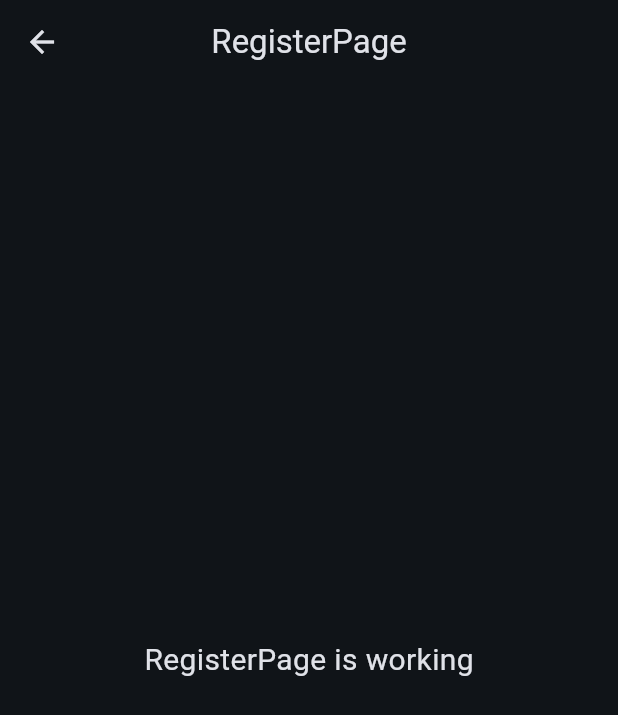
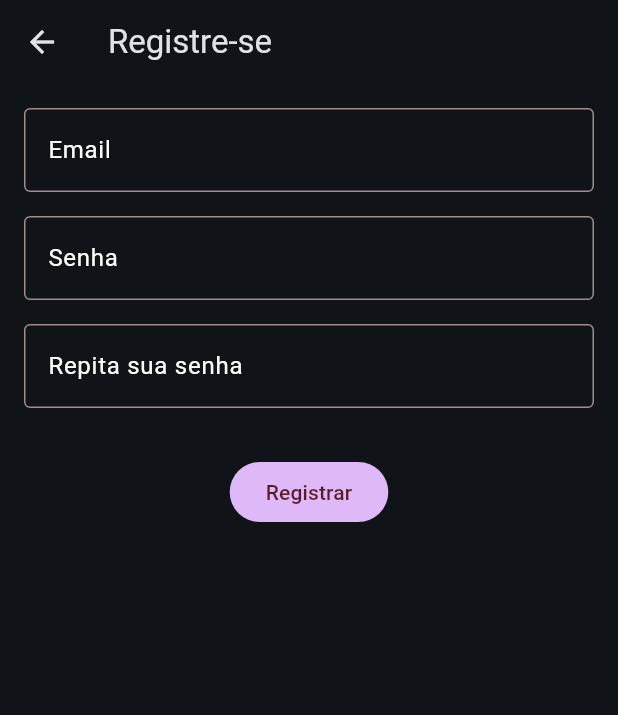
Before and after one commit to ProfessorAndersonChoren/appII_canoas_night, a Flutter app: the RegisterPage screen opened by its route, on a phone screen of 412 x 824 dp. Shown: the top 715 px of the screen. Run offline on Flutter 3.47's test engine with Material 3 defaults, Android fonts, the phone set to English and light mode, and no system bars; our stand-ins replace email_validator, flutter_mobx, flutter_svg, mobx; generated files the repository leaves out were written again.

Commit message:
Projeto Login e senha - Comm validação

```diff
--- a/login_and_register/lib/main.dart
+++ b/login_and_register/lib/main.dart
@@ -19,7 +19,7 @@ class MainApp extends StatelessWidget {
       initialRoute: '/login',
       routes: {
         '/login': (_) => LoginPage(),
-        '/register': (_) => const RegisterPage(),
+        '/register': (_) => RegisterPage(),
       },
     );
   }
--- a/login_and_register/lib/screens/register/register_page.dart
+++ b/login_and_register/lib/screens/register/register_page.dart
@@ -1,19 +1,67 @@
 import 'package:flutter/material.dart';
+import 'package:login_and_register/screens/shared/custom_text_field.dart';
+import 'package:email_validator/email_validator.dart';
 
 class RegisterPage extends StatelessWidget {
-  const RegisterPage({super.key});
+  RegisterPage({super.key});
+
+  final _formKey = GlobalKey<FormState>();
 
   @override
   Widget build(BuildContext context) {
     return Scaffold(
       appBar: AppBar(
-        title: const Text('RegisterPage'),
-        centerTitle: true,
+        title: const Text('Registre-se'),
       ),
-      body: const Center(
-        child: Text(
-          'RegisterPage is working',
-          style: TextStyle(fontSize: 20),
+      body: Padding(
+        padding: EdgeInsets.all(16),
+        child: Form(
+          key: _formKey,
+          child: Column(
+            children: [
+              CustomTextField(
+                label: 'Email',
+                inputType: TextInputType.emailAddress,
+                validator: (value) {
+                  if (value == null || !EmailValidator.validate(value)) {
+                    return 'Email inválido!!!';
+                  }
+                  return null;
+                },
+              ),
+              CustomTextField(
+                label: 'Senha',
+                inputType: TextInputType.visiblePassword,
+                isPassword: true,
+                validator: (value) {
+                  if (value == null || value.length < 8) {
+                    return 'Senha inválida!!!';
+                  }
+                  return null;
+                },
+              ),
+              CustomTextField(
+                label: 'Repita sua senha',
+                inputType: TextInputType.visiblePassword,
+                isPassword: true,
+                action: TextInputAction.done,
+                validator: (value) {
+                  if (value == null || value.length < 8) {
+                    return 'Senha inválida!!!';
+                  }
+                  return null;
+                },
+              ),
+              const SizedBox(height: 16),
+              FilledButton(
+                onPressed: () {},
+                child: Text('Registrar'),
+                style: FilledButton.styleFrom(
+                  backgroundColor: Theme.of(context).colorScheme.tertiary,
+                ),
+              ),
+            ],
+          ),
         ),
       ),
     );
--- a/login_and_register/lib/screens/shared/custom_text_field.dart
+++ b/login_and_register/lib/screens/shared/custom_text_field.dart
@@ -4,12 +4,16 @@ class CustomTextField extends StatelessWidget {
   final String label;
   final TextInputType inputType;
   final bool isPassword;
+  final TextInputAction action;
+  final String? Function(String? value) validator;
 
   const CustomTextField({
     super.key,
     required this.label,
     required this.inputType,
+    required this.validator,
     this.isPassword = false,
+    this.action = TextInputAction.next,
   });
 
   @override
@@ -17,20 +21,17 @@ class CustomTextField extends StatelessWidget {
     return Padding(
       padding: const EdgeInsets.only(bottom: 16),
       child: TextFormField(
-        validator: (value) {
-          return null;
-        },
+        validator: validator,
         decoration: InputDecoration(
           label: Text(label),
           border: const OutlineInputBorder(),
-          filled: true,
-          fillColor: Theme.of(context).colorScheme.primary,
           labelStyle: const TextStyle(
             color: Colors.white,
           ),
         ),
         keyboardType: inputType,
         obscureText: isPassword,
+        textInputAction: action,
       ),
     );
   }
--- a/login_and_register/pubspec.yaml
+++ b/login_and_register/pubspec.yaml
@@ -9,6 +9,7 @@ environment:
 dependencies:
   flutter:
     sdk: flutter
+  email_validator: ^3.0.0
 
 dev_dependencies:
   flutter_test:
```
Also changed, not shown: login_and_register/lib/screens/login/login_page.dart (+21 -3 lines), login_and_register/pubspec.lock.
